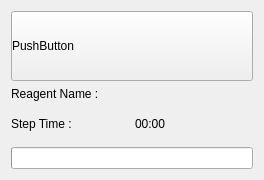
This is HimalayaMain/Gui/Components/Dashboard/Forms/DashboardEndTimeWidget.ui in Liyezhong/Master as Qt 5 draws it before an edit. The edited form follows.
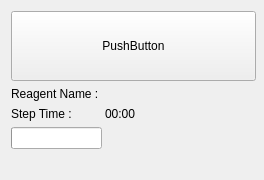
This is the edited form. Icons and pictures are not drawn.

Commit message: Updated the DashboardEndTimeWidget to display the program End Time. Updated the Dashboard Scene to display the Expired Reagents Updated the Dashboard scene to grayout unused reagents for the selected program.

```diff
--- a/HimalayaMain/Gui/Components/Dashboard/Forms/DashboardEndTimeWidget.ui
+++ b/HimalayaMain/Gui/Components/Dashboard/Forms/DashboardEndTimeWidget.ui
@@ -28,20 +28,19 @@
   <property name="styleSheet">
    <string notr="true"/>
   </property>
-  <layout class="QVBoxLayout" name="verticalLayout_2">
+  <layout class="QVBoxLayout" name="verticalLayout">
    <item>
-    <layout class="QVBoxLayout" name="verticalLayout">
-     <item>
+    <layout class="QFormLayout" name="formLayout">
+     <item row="0" column="0">
       <widget class="QPushButton" name="btnEndTime">
        <property name="minimumSize">
         <size>
-         <width>225</width>
+         <width>245</width>
          <height>70</height>
         </size>
        </property>
        <property name="styleSheet">
-        <string notr="true">border-image: url(:/HimalayaImages/LongButton/LongButton_Enabled.png);
-text-align: left;
+        <string notr="true">border-image: url(:/HimalayaImages/LongButton/LongButton_Disabled.png);
 </string>
        </property>
        <property name="text">
@@ -49,7 +48,7 @@
        </property>
       </widget>
      </item>
-     <item>
+     <item row="1" column="0">
       <layout class="QGridLayout" name="gridLayout">
        <item row="0" column="0">
         <widget class="QLabel" name="lblReagentName">
@@ -93,7 +92,7 @@
        </item>
       </layout>
      </item>
-     <item>
+     <item row="2" column="0">
       <widget class="QProgressBar" name="progressBar">
        <property name="styleSheet">
         <string notr="true">border-image: url(:/HimalayaImages/Icons/Dashboard/ProgressLine/ProgressLine_Background.png);</string>
```
Left out of the diff: 3 changed lines with no effect on the pictures. The commit also changes 8 other files.
